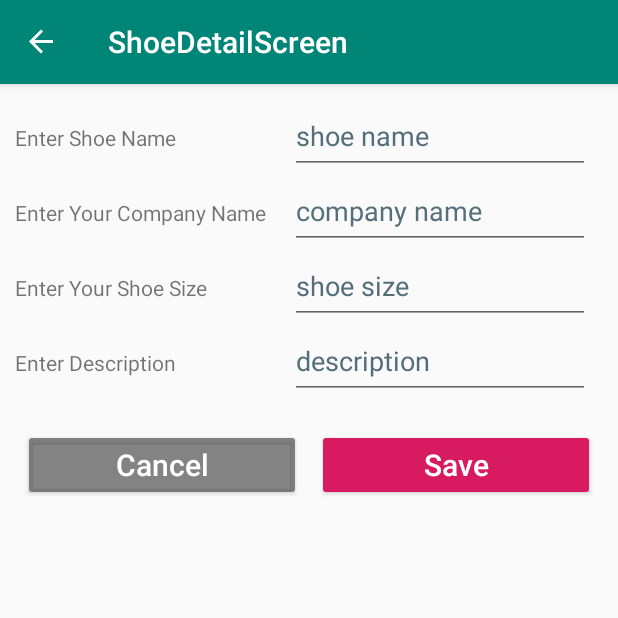
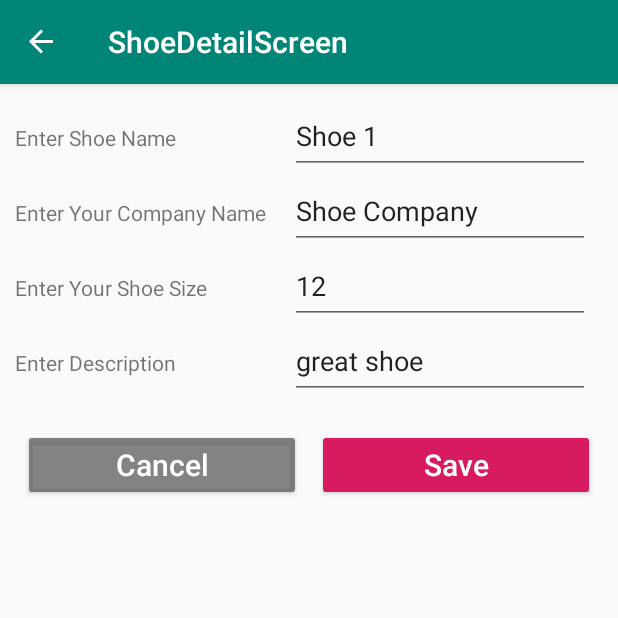
Before and after one commit to Mohamed-Bakr-Rabia/Android-Udacity-Project, an Android app: the ShoeScreen screen opened through its navigation route, after a tap on "ShoeList", on a phone screen of 412 x 824 dp, the top half of it. Run offline under Robolectric (Android 15) with nearby library versions, the phone set to English and light mode, and no system bars; our stand-ins replace data binding, navigation-ui; Roboto replaces fonts that are not available here.

Commit message:
add comment and 2-way binding

```diff
--- a/app/src/main/java/com/udacity/shoestore/MyViewModel.kt
+++ b/app/src/main/java/com/udacity/shoestore/MyViewModel.kt
@@ -23,30 +23,28 @@ class MyViewModel : ViewModel() {
 
     // Dummy Data
     private val arrayList = ArrayList<Shoe>()
-
+    var shoe = Shoe(name = "Shoe 1", size = "12", company = "Shoe Company", description = "great shoe")
 
     init {
-        arrayList.add(
-            Shoe(name = "Shoe 1", size = "12", company = "Shoe Company", description = "great shoe")
-        )
         _shoeList.postValue(arrayList)
 
     }
 
 
     fun navigate(view: View){
-        var navController = view.findNavController()
+        val navController = view.findNavController()
         when(view.id){
             R.id.sign_in , R.id.create_new_account-> navController.navigate(R.id.action_loginScreen_to_welcomeScreen)
             R.id.explore -> navController.navigate(R.id.action_welcomeScreen_to_instructionsScreen)
             R.id.go_to_list -> navController.navigate(R.id.action_instructionsScreen_to_shoeScreen)
             R.id.floating_button -> navController.navigate(R.id.action_shoeScreen_to_shoeDetailScreen)
             R.id.cancel -> navController.popBackStack()
+            R.id.save -> addListItem(view)
         }
 
     }
 
-     fun addListItem(view: View ,shoe:Shoe ) {
+     fun addListItem(view: View) {
         arrayList.add(shoe)
         view.findNavController().popBackStack()
 
--- a/app/src/main/java/com/udacity/shoestore/shoedetail/ShoeDetailScreen.kt
+++ b/app/src/main/java/com/udacity/shoestore/shoedetail/ShoeDetailScreen.kt
@@ -24,21 +24,12 @@ class ShoeDetailScreen : Fragment() {
         savedInstanceState: Bundle?
     ): View? {
         // Inflate the layout for this fragment
-        var binding : FragmentShoeDetailScreenBinding = DataBindingUtil.inflate(
+        val binding : FragmentShoeDetailScreenBinding = DataBindingUtil.inflate(
             inflater, R.layout.fragment_shoe_detail_screen,container,false
         )
         viewModel = ViewModelProvider(activity as ViewModelStoreOwner)[MyViewModel::class.java]
         binding.viewModel =  viewModel
 
-        binding.save.setOnClickListener{ view->
-            var shoe = Shoe(
-                name = binding.shoeName.text.toString(),
-                size = binding.shoeSize.text.toString(),
-                company = binding.company.text.toString(),
-                description = binding.description.text.toString()
-            )
-            viewModel.addListItem(view,shoe)
-        }
         return binding.root
     }
 
--- a/app/src/main/res/layout/activity_main.xml
+++ b/app/src/main/res/layout/activity_main.xml
@@ -4,7 +4,9 @@
     xmlns:app="http://schemas.android.com/apk/res-auto"
     xmlns:tools="http://schemas.android.com/tools">
 
-
+    <!-- simple linear layout that hold the navigation host fragment
+         any simple layout will do do not need any feature with any complex layout
+     -->
     <LinearLayout
         android:layout_width="match_parent"
         android:layout_height="match_parent"
--- a/app/src/main/res/layout/fragment_instructions_screen.xml
+++ b/app/src/main/res/layout/fragment_instructions_screen.xml
@@ -1,11 +1,12 @@
 <?xml version="1.0" encoding="utf-8"?>
-<layout xmlns:android="http://schemas.android.com/apk/res/android"
-    xmlns:tools="http://schemas.android.com/tools">
+<layout xmlns:android="http://schemas.android.com/apk/res/android">
     <data>
         <variable
             name="viewModel"
             type="com.udacity.shoestore.MyViewModel" />
     </data>
+    <!-- using linear layout to align the
+    views vertically on top of each other -->
  <LinearLayout
      android:layout_width="match_parent"
      android:layout_height="match_parent"
--- a/app/src/main/res/layout/fragment_login_screen.xml
+++ b/app/src/main/res/layout/fragment_login_screen.xml
@@ -7,10 +7,14 @@
             name="viewModel"
             type="com.udacity.shoestore.MyViewModel" />
     </data>
+    <!-- using constraint  layout to add constraint to the two button
+          with the linear layout and place them in a different location
+           not particularly aligned
+     -->
     <androidx.constraintlayout.widget.ConstraintLayout
         android:layout_width="match_parent"
         android:layout_height="match_parent">
-
+        <!-- using linear layout to aligned the view vertically  -->
         <LinearLayout
             android:id="@+id/linearLayout"
             android:layout_width="match_parent"
--- a/app/src/main/res/layout/fragment_shoe_detail_screen.xml
+++ b/app/src/main/res/layout/fragment_shoe_detail_screen.xml
@@ -1,17 +1,23 @@
 <?xml version="1.0" encoding="utf-8"?>
-<layout xmlns:android="http://schemas.android.com/apk/res/android"
-    xmlns:tools="http://schemas.android.com/tools">
+<layout xmlns:android="http://schemas.android.com/apk/res/android">
 
     <data>
         <variable
             name="viewModel"
             type="com.udacity.shoestore.MyViewModel" />
+        <variable
+            name="shoe"
+            type="com.udacity.shoestore.models.Shoe" />
     </data>
+
+    <!-- us linear layout to place 2 view group vertically   -->
  <LinearLayout
      android:layout_width="match_parent"
      android:layout_height="match_parent"
      android:layout_margin="10dp"
      android:orientation="vertical">
+        <!-- using grid layout to make a two-column view
+        column for labels and column for edit text-->
     <GridLayout
         android:layout_width="match_parent"
         android:layout_height="wrap_content"
@@ -28,6 +34,7 @@
             android:id="@+id/shoe_name"
             style="@style/shoe_detail_text"
             android:autofillHints=""
+            android:text="@={viewModel.shoe.name}"
             android:hint="@string/shoe_name"
             android:inputType="text" />
         <TextView
@@ -38,6 +45,7 @@
         <EditText
             android:id="@+id/company"
             android:hint="@string/company_name"
+            android:text="@={viewModel.shoe.company}"
             android:inputType="text"
             style="@style/shoe_detail_text"
             android:autofillHints="" />
@@ -49,6 +57,7 @@
         <EditText
             android:id="@+id/shoe_size"
             android:hint="@string/shoe_size"
+            android:text="@={viewModel.shoe.size}"
             android:inputType="number"
             style="@style/shoe_detail_text"
             android:autofillHints="" />
@@ -60,12 +69,16 @@
         <EditText
             android:id="@+id/description"
             style="@style/shoe_detail_text"
+            android:text="@={viewModel.shoe.description}"
             android:autofillHints=""
             android:hint="@string/description"
             android:inputType="text" />
 
     </GridLayout>
+        <!--  using linear layout to place the button
+        horizontally under the grid layout   -->
      <LinearLayout
+
          android:layout_width="match_parent"
          android:layout_height="wrap_content"
          android:orientation="horizontal">
@@ -89,6 +102,7 @@
              android:layout_height="wrap_content"
              android:text="@string/save"
              style="@style/button"
+             android:onClick="@{(view)->viewModel.navigate(view)}"
              android:layout_weight="1"
              android:layout_marginTop="20dp"
              android:layout_marginStart="5dp"
--- a/app/src/main/res/layout/fragment_shoe_screen.xml
+++ b/app/src/main/res/layout/fragment_shoe_screen.xml
@@ -7,6 +7,7 @@
             name="viewModel"
             type="com.udacity.shoestore.MyViewModel" />
     </data>
+    <!--    using scroll view as per the requirements -->
     <ScrollView
         android:layout_width="match_parent"
         android:layout_height="match_parent"
--- a/app/src/main/res/layout/fragment_welcome_screen.xml
+++ b/app/src/main/res/layout/fragment_welcome_screen.xml
@@ -1,11 +1,12 @@
 <?xml version="1.0" encoding="utf-8"?>
 <layout xmlns:android="http://schemas.android.com/apk/res/android"
-    xmlns:tools="http://schemas.android.com/tools">
+    >
     <data>
         <variable
             name="viewModel"
             type="com.udacity.shoestore.MyViewModel" />
     </data>
+    <!-- using linear layout to add 3 view on top of each other nothing complex-->
     <LinearLayout
         android:layout_width="match_parent"
         android:layout_height="wrap_content"
--- a/app/src/main/res/layout/list_item.xml
+++ b/app/src/main/res/layout/list_item.xml
@@ -6,6 +6,9 @@
             name="shoe"
             type="com.udacity.shoestore.models.Shoe" />
     </data>
+    <!--using linear layout to add the image and the
+    show info in a horizontal wa
+    -->
     <LinearLayout
        android:orientation="horizontal"
         android:layout_width="match_parent"
@@ -16,11 +19,11 @@
             android:layout_weight="1"
             android:src="@drawable/shoe"
             android:contentDescription="@string/todo" />
+    <!-- using linear layout to make every shoe info appear as a list -->
         <LinearLayout
             android:layout_width="match_parent"
             android:layout_height="wrap_content"
             android:layout_margin="16dp"
-
             android:orientation="vertical"
             android:layout_weight="2">
             <TextView
```
